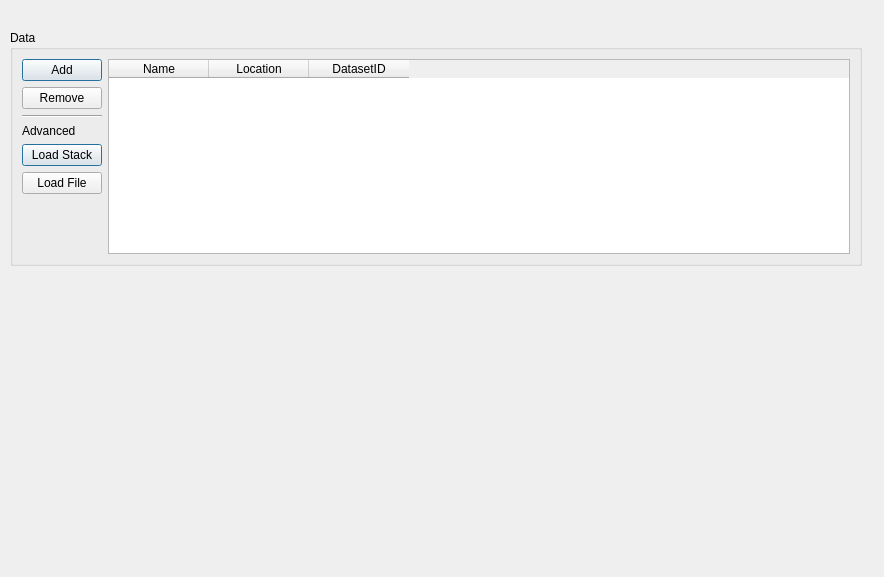
The window that ilastik-shell/applets/dataSelection/dataSelection.ui (ilastik/ilastik) describes before a commit, drawn with Qt 5.
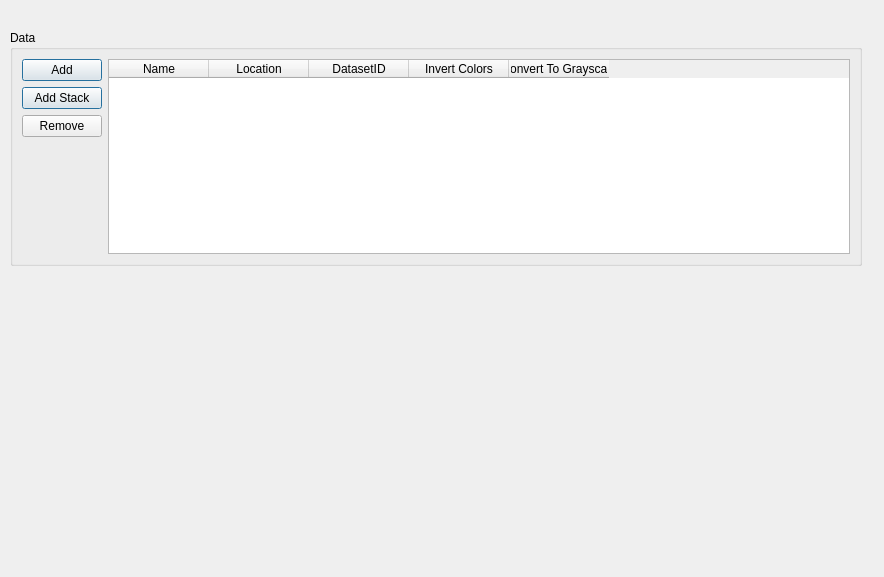
The same window after the commit. Icons and pictures are not drawn.

Commit message: DataSelection applet GUI now handles stacks, files, removal. Also provides checkboxes on each row for color inversion and grayscale conversion. Stack globstrings can be modified directly in the table. Selecting a single cell in the table selects the entire row.

```diff
--- a/ilastik-shell/applets/dataSelection/dataSelection.ui
+++ b/ilastik-shell/applets/dataSelection/dataSelection.ui
@@ -52,37 +52,12 @@
        </widget>
       </item>
       <item>
-       <widget class="QPushButton" name="removeFileButton">
-        <property name="text">
-         <string>Remove</string>
-        </property>
-        <property name="icon">
-         <iconset>
-          <normaloff>../../../gui/icons/32x32/actions/media-seek-backward.png</normaloff>../../../gui/icons/32x32/actions/media-seek-backward.png</iconset>
-        </property>
-       </widget>
-      </item>
-      <item>
-       <widget class="Line" name="line">
-        <property name="orientation">
-         <enum>Qt::Horizontal</enum>
-        </property>
-       </widget>
-      </item>
-      <item>
-       <widget class="QLabel" name="advancedLabel">
-        <property name="text">
-         <string>Advanced</string>
-        </property>
-       </widget>
-      </item>
-      <item>
-       <widget class="QPushButton" name="loadStackButton">
+       <widget class="QPushButton" name="addStackButton">
         <property name="toolTip">
          <string>This allows to create a 3D volume from files stored in a folder.</string>
         </property>
         <property name="text">
-         <string>Load Stack</string>
+         <string>Add Stack</string>
         </property>
         <property name="default">
          <bool>true</bool>
@@ -93,22 +68,13 @@
        </widget>
       </item>
       <item>
-       <widget class="QPushButton" name="loadFileButton">
-        <property name="toolTip">
-         <string>Advanced options for loading an image or volume from a file. You can create multi-channel files from single files.</string>
-        </property>
+       <widget class="QPushButton" name="removeFileButton">
         <property name="text">
-         <string>Load File</string>
+         <string>Remove</string>
         </property>
-       </widget>
-      </item>
-      <item>
-       <widget class="QLabel" name="thumbnailImage">
-        <property name="text">
-         <string/>
-        </property>
-        <property name="pixmap">
-         <pixmap>gui/placeholder.png</pixmap>
+        <property name="icon">
+         <iconset>
+          <normaloff>../../../gui/icons/32x32/actions/media-seek-backward.png</normaloff>../../../gui/icons/32x32/actions/media-seek-backward.png</iconset>
         </property>
        </widget>
       </item>
@@ -156,6 +122,16 @@
         <string>DatasetID</string>
        </property>
       </column>
+      <column>
+       <property name="text">
+        <string>Invert Colors</string>
+       </property>
+      </column>
+      <column>
+       <property name="text">
+        <string>Convert To Grayscale</string>
+       </property>
+      </column>
      </widget>
     </item>
    </layout>
```
The commit also changes 3 other files.
